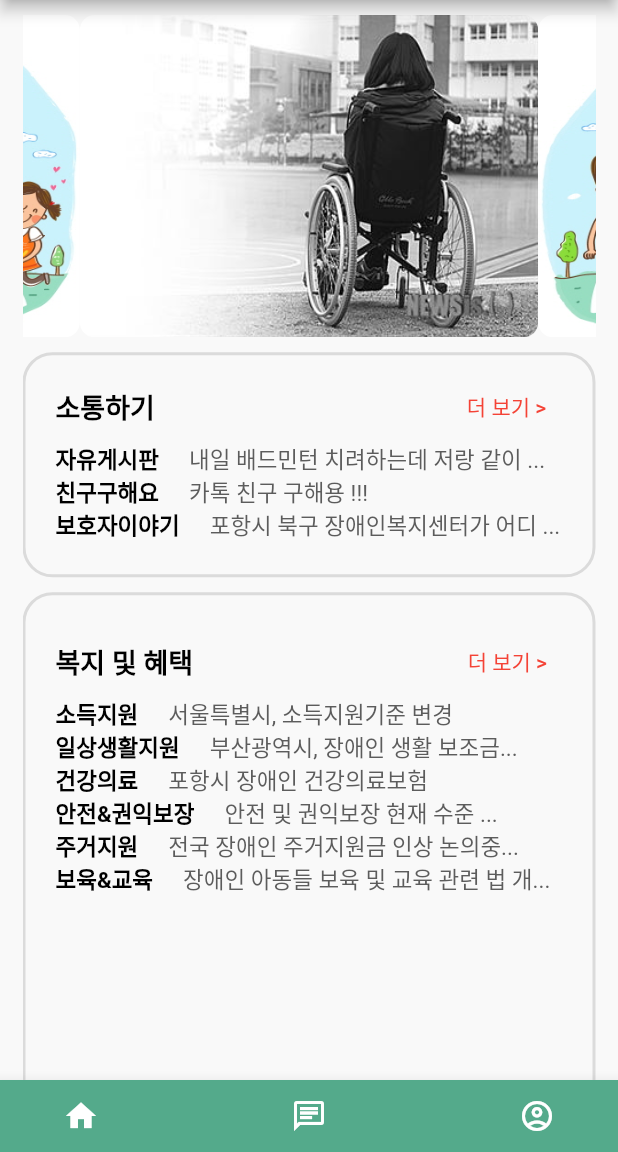
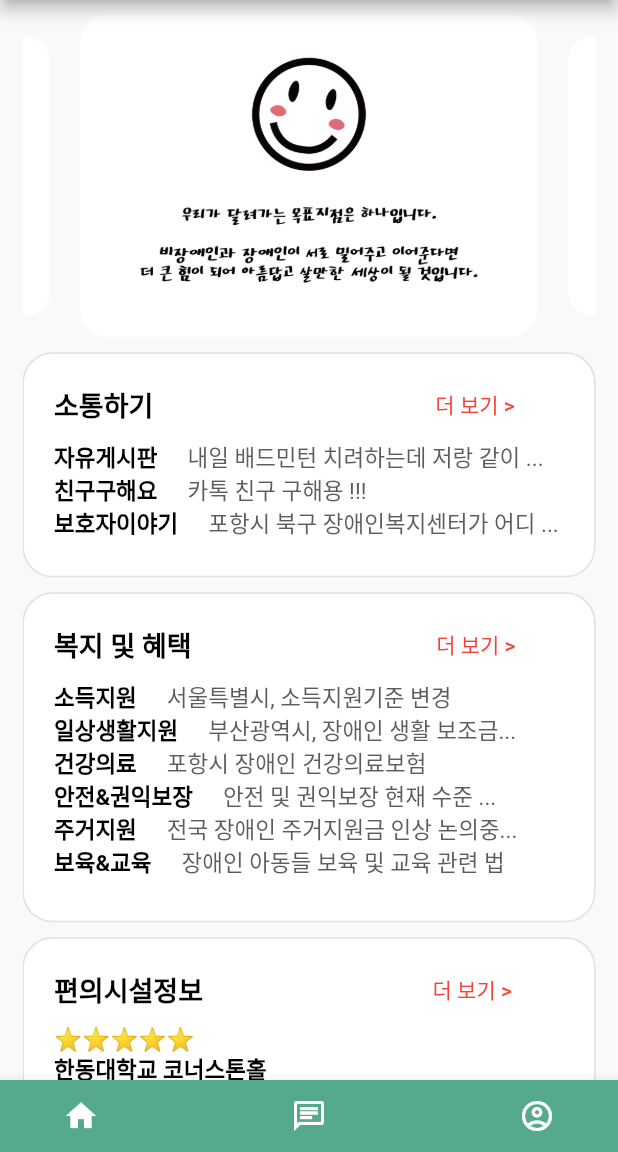
Before and after one commit to Vinodi-skLee/Miso, a Flutter app: the screen it shows after launch, on a phone screen of 412 x 824 dp, the part 84-1236 px from its top. Run offline on Flutter 3.47's test engine with Material 2 defaults, Android fonts, the phone set to English and light mode, and no system bars; drawn by our look-alikes of carousel_slider; our stand-ins replace cloud_firestore, firebase_auth, firebase_core, get, google_sign_in, page_transition; accounts and stored records are empty.

Commit message:
[#35] feat: home.dart 수정, 슬라이드 방법 변경, main 사진 추가

```diff
--- a/lib/home.dart
+++ b/lib/home.dart
@@ -15,9 +15,9 @@ import 'communication.dart';
 import 'Menu/learnSign.dart';
 
 final imageList = [
-  Image.asset('assets/icon/disabled.jpg',fit: BoxFit.fill),
-  Image.asset('assets/icon/disabled2.jpg',fit: BoxFit.fill),
-  //Image.asset('assets/icon/miso.png',fit: BoxFit.fill),
+  Image.asset('assets/icon/main1.png', fit: BoxFit.fill),
+  Image.asset('assets/icon/main2.png', fit: BoxFit.fill),
+  //Image.asset('assets/icon/main3.png', fit: BoxFit.fill),
 ];
 
 class MisoHome extends StatefulWidget {
@@ -69,15 +69,24 @@ class _MisoHomeState extends State<MisoHome> {
                 CarouselSlider(
                     options: CarouselOptions(
                       autoPlay: true,  //자동재생 여부
+                      enlargeCenterPage: true,
                     ),
                   items: imageList.map((image) {
                     return Builder(
                       builder: (BuildContext context) {
                         return Container(
+                          decoration: BoxDecoration(
+                            //color: Color(0xff54AA8B),
+                            borderRadius: BorderRadius.circular(10), //모서리를 둥글게
+                            // border: Border.all(color: Colors.black, width: 1),
+                          ),
+                          //height: 700,
+                          //width: 1000,
                           width: MediaQuery.of(context).size.width,
-                          margin: EdgeInsets.symmetric(horizontal: 0.0),
+                          //padding: EdgeInsets.all(10),
+                          //margin: EdgeInsets.symmetric(horizontal: 10.0),
                           child: ClipRRect(
-                            borderRadius: BorderRadius.circular(10.0),
+                            borderRadius: BorderRadius.circular(20.0),
                             child: image,
                           ),
                         );
@@ -91,8 +100,9 @@ class _MisoHomeState extends State<MisoHome> {
                 Container(
                   padding: EdgeInsets.fromLTRB(20, 10, 0, 0),
                   decoration: BoxDecoration(
+                    color: Colors.white,
                     borderRadius: BorderRadius.circular(20), //모서리를 둥글게
-                    border: Border.all(color: Colors.black12, width: 2),
+                    border: Border.all(color: Colors.black12, width: 1),
                   ),
                   height: 150,
                   margin: EdgeInsets.fromLTRB(0, 10, 0, 0),
@@ -111,7 +121,7 @@ class _MisoHomeState extends State<MisoHome> {
                             ),
                           ),
                           SizedBox(
-                            width: 200,
+                            width: 180,
                           ),
                           TextButton(
                             onPressed: () {
@@ -202,12 +212,13 @@ class _MisoHomeState extends State<MisoHome> {
 
                 //!!!!!! 복지 및 혜택
                 Container(
-                  padding: EdgeInsets.fromLTRB(20, 20, 20, 0),
+                  padding: EdgeInsets.fromLTRB(20, 10, 20, 0),
                   decoration: BoxDecoration(
+                    color: Colors.white,
                     borderRadius: BorderRadius.circular(20), //모서리를 둥글게
-                    border: Border.all(color: Colors.black12, width: 2),
+                    border: Border.all(color: Colors.black12, width: 1),
                   ),
-                  height: 400,
+                  height: 220,
                   margin: EdgeInsets.symmetric(vertical: 10),
                   child: Column(
                     //mainAxisAlignment: MainAxisAlignment.start,
@@ -224,7 +235,7 @@ class _MisoHomeState extends State<MisoHome> {
                             ),
                           ),
                           SizedBox(
-                            width: 175,
+                            width: 155,
                           ),
                           TextButton(
                             onPressed: () {
@@ -373,7 +384,7 @@ class _MisoHomeState extends State<MisoHome> {
                             width: 20,
                           ),
                           Text(
-                            "장애인 아동들 보육 및 교육 관련 법 개...",
+                            "장애인 아동들 보육 및 교육 관련 법",
                             style: TextStyle(
                               fontSize: 15,
                               color: Color(0xff5C5C5C),
@@ -390,8 +401,9 @@ class _MisoHomeState extends State<MisoHome> {
                 Container(
                   padding: EdgeInsets.fromLTRB(20, 10, 20, 0),
                   decoration: BoxDecoration(
+                    color: Colors.white,
                     borderRadius: BorderRadius.circular(20), //모서리를 둥글게
-                    border: Border.all(color: Colors.black12, width: 2),
+                    border: Border.all(color: Colors.black12, width: 1),
                   ),
                   height: 430,
                   //margin: EdgeInsets.symmetric(vertical: 10),
@@ -410,7 +422,7 @@ class _MisoHomeState extends State<MisoHome> {
                             ),
                           ),
                           SizedBox(
-                            width: 165,
+                            width: 145,
                           ),
                           TextButton(
                             onPressed: () {
@@ -535,10 +547,11 @@ class _MisoHomeState extends State<MisoHome> {
                 Container(
                   padding: EdgeInsets.fromLTRB(20, 10, 20, 0),
                   decoration: BoxDecoration(
+                    color: Colors.white,
                     borderRadius: BorderRadius.circular(20), //모서리를 둥글게
-                    border: Border.all(color: Colors.black12, width: 2),
+                    border: Border.all(color: Colors.black12, width: 1),
                   ),
-                  height: 900,
+                  height: 920,
                   margin: EdgeInsets.symmetric(vertical: 10),
                   child: Column(
                     //mainAxisAlignment: MainAxisAlignment.start,
@@ -555,7 +568,7 @@ class _MisoHomeState extends State<MisoHome> {
                             ),
                           ),
                           SizedBox(
-                            width: 180,
+                            width: 160,
                           ),
                           TextButton(
                             onPressed: () {
@@ -570,7 +583,7 @@ class _MisoHomeState extends State<MisoHome> {
                       ),
 
                       Image.asset(
-                        'assets/icon/disabled.jpg', //width: 300,
+                        'assets/icon/hope1.jpg', //width: 300,
                       ),
                       SizedBox(
                         height: 10,
@@ -614,10 +627,10 @@ class _MisoHomeState extends State<MisoHome> {
                         ],
                       ),
                       SizedBox(
-                        height: 20,
+                        height: 40,
                       ),
                       Image.asset(
-                        'assets/icon/disabled.jpg', //width: 300,
+                        'assets/icon/hope2.jpg', //width: 300,
                       ),
                       SizedBox(
                         height: 10,
@@ -630,7 +643,7 @@ class _MisoHomeState extends State<MisoHome> {
                                 maxLines: 5,
                                 strutStyle: StrutStyle(fontSize: 16.0),
                                 text: TextSpan(
-                                    text: "[대구소식] 휠체어바이크 타고 45㎞ 달린 중증장애인… 민선8기 성공기원",
+                                    text: "73세, 청각장애를 딛고 노래하고 춤을 추다” 김순분의 『운명을 즈려밟고 인생에 도전한다』",
                                     style: TextStyle(
                                         color: Colors.black,
                                         height: 1.4,
@@ -650,8 +663,10 @@ class _MisoHomeState extends State<MisoHome> {
                                 maxLines: 5,
                                 strutStyle: StrutStyle(fontSize: 16.0),
                                 text: TextSpan(
-                                    text: "대구지체장애인협회 동구지회는 27일 민선8기 성공을 기원하며 휠체어 바이크 라이딩 행사를 열었다. "
-                                        "이날 행사에는 중증장애인 30여명이 참여했다. 이들은 팔공산에서 비슬산까지, 금호강에서 낙동강까지라는 문구가 적힌 깃발을 휠체어 바이크에 달고 대구 달성군청에서 동구청까지 45㎞를 이동했다.",
+                                    text: "[한국강사신문 김지영 기자] 70대의 내가 모델 워킹을 배우고, 기타와 드럼을 치며 노래를 하고,"
+                                        "듣지 못하는 장애 상태에서 들어야만 할 수 있는 것에 도전하며"
+                                        "성공하는 것을 보고 사람들이 모두 대단하다고 칭찬하듯 누군가에게는"
+                                        "나의 도전이 대단해 보일 수도 있고, 그리고 또 삶의 시련으로 지쳐 절망하고 그 지표를 잃어버린 어떤 누군가",
                                     style: TextStyle(
                                         color: Colors.black,
                                         height: 1.4,
```
Also changed, not shown: assets/icon/hope1.jpg (added), assets/icon/hope2.jpg (added), assets/icon/main1.png (added), assets/icon/main2.png (added), assets/icon/main3.png (added), pubspec.lock.
